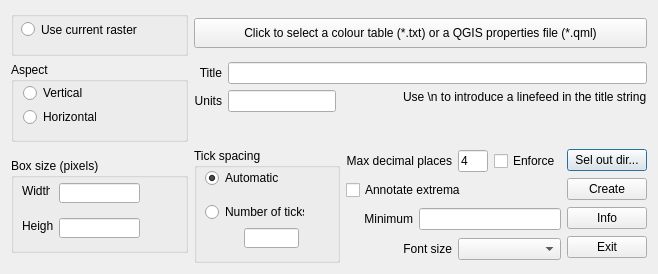
First picture: the form in dev/uiDLG.ui, repository BC-Consulting/bccscbar, before the edit.
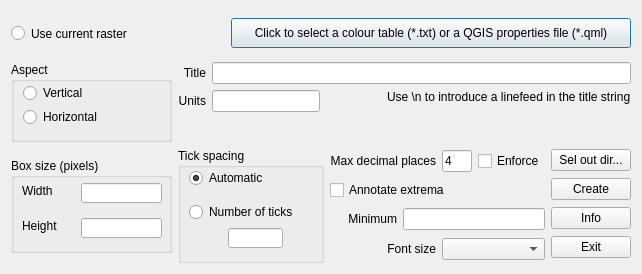
Second picture: the form after the edit. Icons and pictures are not drawn.

Patch:
```diff
--- a/dev/uiDLG.ui
+++ b/dev/uiDLG.ui
@@ -6,8 +6,8 @@
    <rect>
     <x>0</x>
     <y>0</y>
-    <width>631</width>
-    <height>270</height>
+    <width>615</width>
+    <height>272</height>
    </rect>
   </property>
   <property name="windowTitle">
@@ -17,83 +17,88 @@
    <iconset resource="resources.qrc">
     <normaloff>:/plugins/bccscbar/res/img/bccscbar.png</normaloff>:/plugins/bccscbar/res/img/bccscbar.png</iconset>
   </property>
-  <layout class="QGridLayout" name="gridLayout_3">
-   <item row="2" column="0">
-    <widget class="QGroupBox" name="groupBox_3">
-     <property name="sizePolicy">
-      <sizepolicy hsizetype="MinimumExpanding" vsizetype="Fixed">
-       <horstretch>0</horstretch>
-       <verstretch>0</verstretch>
-      </sizepolicy>
+  <layout class="QGridLayout" name="gridLayout_4">
+   <item row="0" column="0" colspan="4">
+    <layout class="QGridLayout" name="gridLayout_3">
+     <property name="verticalSpacing">
+      <number>6</number>
      </property>
-     <property name="minimumSize">
-      <size>
-       <width>0</width>
-       <height>95</height>
-      </size>
-     </property>
-     <property name="title">
-      <string>Box size (pixels)</string>
-     </property>
-     <widget class="QLabel" name="label_3">
-      <property name="geometry">
-       <rect>
-        <x>11</x>
-        <y>25</y>
-        <width>28</width>
-        <height>16</height>
-       </rect>
-      </property>
-      <property name="text">
-       <string>Width</string>
-      </property>
-     </widget>
-     <widget class="QLineEdit" name="txtW">
-      <property name="geometry">
-       <rect>
-        <x>48</x>
-        <y>25</y>
-        <width>81</width>
-        <height>20</height>
-       </rect>
-      </property>
-     </widget>
-     <widget class="QLabel" name="label_4">
-      <property name="geometry">
-       <rect>
-        <x>11</x>
-        <y>60</y>
-        <width>31</width>
-        <height>16</height>
-       </rect>
-      </property>
-      <property name="text">
-       <string>Height</string>
-      </property>
-     </widget>
-     <widget class="QLineEdit" name="txtH">
-      <property name="geometry">
-       <rect>
-        <x>48</x>
-        <y>60</y>
-        <width>81</width>
-        <height>20</height>
-       </rect>
-      </property>
-     </widget>
-    </widget>
+     <item row="0" column="0">
+      <widget class="QRadioButton" name="radUseCurrent">
+       <property name="minimumSize">
+        <size>
+         <width>160</width>
+         <height>45</height>
+        </size>
+       </property>
+       <property name="baseSize">
+        <size>
+         <width>160</width>
+         <height>45</height>
+        </size>
+       </property>
+       <property name="text">
+        <string>Use current raster</string>
+       </property>
+      </widget>
+     </item>
+     <item row="0" column="1">
+      <spacer name="horizontalSpacer_2">
+       <property name="orientation">
+        <enum>Qt::Horizontal</enum>
+       </property>
+       <property name="sizeHint" stdset="0">
+        <size>
+         <width>18</width>
+         <height>20</height>
+        </size>
+       </property>
+      </spacer>
+     </item>
+     <item row="0" column="2">
+      <widget class="QPushButton" name="btnEntry">
+       <property name="sizePolicy">
+        <sizepolicy hsizetype="Minimum" vsizetype="Preferred">
+         <horstretch>0</horstretch>
+         <verstretch>0</verstretch>
+        </sizepolicy>
+       </property>
+       <property name="minimumSize">
+        <size>
+         <width>400</width>
+         <height>30</height>
+        </size>
+       </property>
+       <property name="maximumSize">
+        <size>
+         <width>16777215</width>
+         <height>30</height>
+        </size>
+       </property>
+       <property name="baseSize">
+        <size>
+         <width>400</width>
+         <height>30</height>
+        </size>
+       </property>
+       <property name="text">
+        <string>Click to select a colour table (*.txt) or a QGIS properties file (*.qml)</string>
+       </property>
+      </widget>
+     </item>
+    </layout>
    </item>
    <item row="1" column="0">
     <widget class="QGroupBox" name="groupBox">
      <property name="sizePolicy">
-      <sizepolicy hsizetype="Preferred" vsizetype="Fixed">
+      <sizepolicy hsizetype="Minimum" vsizetype="Fixed">
        <horstretch>0</horstretch>
        <verstretch>0</verstretch>
       </sizepolicy>
      </property>
      <property name="minimumSize">
       <size>
-       <width>0</width>
+       <width>161</width>
        <height>80</height>
       </size>
      </property>
@@ -105,10 +110,16 @@
        <rect>
         <x>12</x>
         <y>22</y>
-        <width>59</width>
+        <width>131</width>
         <height>18</height>
        </rect>
       </property>
+      <property name="sizePolicy">
+       <sizepolicy hsizetype="Preferred" vsizetype="Preferred">
+        <horstretch>0</horstretch>
+        <verstretch>0</verstretch>
+       </sizepolicy>
+      </property>
       <property name="toolTip">
        <string>Create a vertical colour scale bar</string>
       </property>
@@ -121,10 +132,16 @@
        <rect>
         <x>12</x>
         <y>46</y>
-        <width>73</width>
+        <width>131</width>
         <height>18</height>
        </rect>
       </property>
+      <property name="sizePolicy">
+       <sizepolicy hsizetype="Preferred" vsizetype="Preferred">
+        <horstretch>0</horstretch>
+        <verstretch>0</verstretch>
+       </sizepolicy>
+      </property>
       <property name="toolTip">
        <string>Create a horizontal colour scale bar</string>
       </property>
@@ -134,114 +151,6 @@
      </widget>
     </widget>
    </item>
-   <item row="2" column="1">
-    <widget class="QGroupBox" name="groupBox_2">
-     <property name="sizePolicy">
-      <sizepolicy hsizetype="MinimumExpanding" vsizetype="Fixed">
-       <horstretch>0</horstretch>
-       <verstretch>0</verstretch>
-      </sizepolicy>
-     </property>
-     <property name="minimumSize">
-      <size>
-       <width>146</width>
-       <height>115</height>
-      </size>
-     </property>
-     <property name="title">
-      <string>Tick spacing</string>
-     </property>
-     <widget class="QRadioButton" name="radTick1">
-      <property name="geometry">
-       <rect>
-        <x>11</x>
-        <y>21</y>
-        <width>73</width>
-        <height>18</height>
-       </rect>
-      </property>
-      <property name="text">
-       <string>Automatic</string>
-      </property>
-      <property name="checked">
-       <bool>true</bool>
-      </property>
-     </widget>
-     <widget class="QRadioButton" name="RadTick2">
-      <property name="geometry">
-       <rect>
-        <x>11</x>
-        <y>55</y>
-        <width>99</width>
-        <height>18</height>
-       </rect>
-      </property>
-      <property name="text">
-       <string>Number of ticks</string>
-      </property>
-     </widget>
-     <widget class="QLineEdit" name="txtNbTicks">
-      <property name="geometry">
-       <rect>
-        <x>50</x>
-        <y>80</y>
-        <width>55</width>
-        <height>20</height>
-       </rect>
-      </property>
-      <property name="sizePolicy">
-       <sizepolicy hsizetype="Fixed" vsizetype="Fixed">
-        <horstretch>0</horstretch>
-        <verstretch>0</verstretch>
-       </sizepolicy>
-      </property>
-      <property name="minimumSize">
-       <size>
-        <width>55</width>
-        <height>0</height>
-       </size>
-      </property>
-      <property name="maximumSize">
-       <size>
-        <width>55</width>
-        <height>16777215</height>
-       </size>
-      </property>
-     </widget>
-    </widget>
-   </item>
-   <item row="2" column="3">
-    <layout class="QVBoxLayout" name="verticalLayout">
-     <item>
-      <widget class="QPushButton" name="btnOut">
-       <property name="text">
-        <string>Sel out dir...</string>
-       </property>
-      </widget>
-     </item>
-     <item>
-      <widget class="QPushButton" name="btnCreate">
-       <property name="text">
-        <string>Create</string>
-       </property>
-      </widget>
-     </item>
-     <item>
-      <widget class="QPushButton" name="btnInfo">
-       <property name="text">
-        <string>Info</string>
-       </property>
-      </widget>
-     </item>
-     <item>
-      <widget class="QPushButton" name="btnExit">
-       <property name="text">
-        <string>Exit</string>
-       </property>
-      </widget>
-     </item>
-    </layout>
-   </item>
    <item row="1" column="1" colspan="3">
     <layout class="QGridLayout" name="gridLayout">
      <item row="0" column="0">
@@ -308,6 +217,159 @@
      </item>
     </layout>
    </item>
+   <item row="2" column="0">
+    <widget class="QGroupBox" name="groupBox_3">
+     <property name="sizePolicy">
+      <sizepolicy hsizetype="MinimumExpanding" vsizetype="Fixed">
+       <horstretch>0</horstretch>
+       <verstretch>0</verstretch>
+      </sizepolicy>
+     </property>
+     <property name="minimumSize">
+      <size>
+       <width>0</width>
+       <height>95</height>
+      </size>
+     </property>
+     <property name="title">
+      <string>Box size (pixels)</string>
+     </property>
+     <widget class="QLabel" name="label_3">
+      <property name="geometry">
+       <rect>
+        <x>11</x>
+        <y>25</y>
+        <width>41</width>
+        <height>16</height>
+       </rect>
+      </property>
+      <property name="text">
+       <string>Width</string>
+      </property>
+     </widget>
+     <widget class="QLineEdit" name="txtW">
+      <property name="geometry">
+       <rect>
+        <x>70</x>
+        <y>25</y>
+        <width>81</width>
+        <height>20</height>
+       </rect>
+      </property>
+     </widget>
+     <widget class="QLabel" name="label_4">
+      <property name="geometry">
+       <rect>
+        <x>11</x>
+        <y>60</y>
+        <width>41</width>
+        <height>16</height>
+       </rect>
+      </property>
+      <property name="text">
+       <string>Height</string>
+      </property>
+     </widget>
+     <widget class="QLineEdit" name="txtH">
+      <property name="geometry">
+       <rect>
+        <x>70</x>
+        <y>60</y>
+        <width>81</width>
+        <height>20</height>
+       </rect>
+      </property>
+     </widget>
+    </widget>
+   </item>
+   <item row="2" column="1">
+    <widget class="QGroupBox" name="groupBox_2">
+     <property name="sizePolicy">
+      <sizepolicy hsizetype="MinimumExpanding" vsizetype="Fixed">
+       <horstretch>0</horstretch>
+       <verstretch>0</verstretch>
+      </sizepolicy>
+     </property>
+     <property name="minimumSize">
+      <size>
+       <width>146</width>
+       <height>115</height>
+      </size>
+     </property>
+     <property name="title">
+      <string>Tick spacing</string>
+     </property>
+     <widget class="QRadioButton" name="radTick1">
+      <property name="geometry">
+       <rect>
+        <x>11</x>
+        <y>21</y>
+        <width>121</width>
+        <height>18</height>
+       </rect>
+      </property>
+      <property name="sizePolicy">
+       <sizepolicy hsizetype="Preferred" vsizetype="Preferred">
+        <horstretch>0</horstretch>
+        <verstretch>0</verstretch>
+       </sizepolicy>
+      </property>
+      <property name="text">
+       <string>Automatic</string>
+      </property>
+      <property name="checked">
+       <bool>true</bool>
+      </property>
+     </widget>
+     <widget class="QRadioButton" name="RadTick2">
+      <property name="geometry">
+       <rect>
+        <x>11</x>
+        <y>55</y>
+        <width>121</width>
+        <height>18</height>
+       </rect>
+      </property>
+      <property name="sizePolicy">
+       <sizepolicy hsizetype="Preferred" vsizetype="Preferred">
+        <horstretch>0</horstretch>
+        <verstretch>0</verstretch>
+       </sizepolicy>
+      </property>
+      <property name="text">
+       <string>Number of ticks</string>
+      </property>
+     </widget>
+     <widget class="QLineEdit" name="txtNbTicks">
+      <property name="geometry">
+       <rect>
+        <x>50</x>
+        <y>80</y>
+        <width>55</width>
+        <height>20</height>
+       </rect>
+      </property>
+      <property name="sizePolicy">
+       <sizepolicy hsizetype="Fixed" vsizetype="Fixed">
+        <horstretch>0</horstretch>
+        <verstretch>0</verstretch>
+       </sizepolicy>
+      </property>
+      <property name="minimumSize">
+       <size>
+        <width>55</width>
+        <height>0</height>
+       </size>
+      </property>
+      <property name="maximumSize">
+       <size>
+        <width>55</width>
+        <height>16777215</height>
+       </size>
+      </property>
+     </widget>
+    </widget>
+   </item>
    <item row="2" column="2">
     <layout class="QGridLayout" name="gridLayout_2">
      <item row="0" column="0" colspan="3">
@@ -387,56 +449,37 @@
      </item>
     </layout>
    </item>
-   <item row="0" column="1" colspan="3">
-    <widget class="QPushButton" name="btnEntry">
-     <property name="minimumSize">
-      <size>
-       <width>0</width>
-       <height>30</height>
-      </size>
-     </property>
-     <property name="maximumSize">
-      <size>
-       <width>16777215</width>
-       <height>30</height>
-      </size>
-     </property>
-     <property name="text">
-      <string>Click to select a colour table (*.txt) or a QGIS properties file (*.qml)</string>
-     </property>
-    </widget>
-   </item>
-   <item row="0" column="0">
-    <widget class="QGroupBox" name="groupBox_4">
-     <property name="sizePolicy">
-      <sizepolicy hsizetype="Minimum" vsizetype="Fixed">
-       <horstretch>0</horstretch>
-       <verstretch>0</verstretch>
-      </sizepolicy>
-     </property>
-     <property name="minimumSize">
-      <size>
-       <width>177</width>
-       <height>45</height>
-      </size>
-     </property>
-     <property name="title">
-      <string/>
-     </property>
-     <widget class="QRadioButton" name="radUseCurrent">
-      <property name="geometry">
-       <rect>
-        <x>10</x>
-        <y>10</y>
-        <width>131</width>
-        <height>17</height>
-       </rect>
-      </property>
-      <property name="text">
-       <string>Use current raster</string>
-      </property>
-     </widget>
-    </widget>
+   <item row="2" column="3">
+    <layout class="QVBoxLayout" name="verticalLayout">
+     <item>
+      <widget class="QPushButton" name="btnOut">
+       <property name="text">
+        <string>Sel out dir...</string>
+       </property>
+      </widget>
+     </item>
+     <item>
+      <widget class="QPushButton" name="btnCreate">
+       <property name="text">
+        <string>Create</string>
+       </property>
+      </widget>
+     </item>
+     <item>
+      <widget class="QPushButton" name="btnInfo">
+       <property name="text">
+        <string>Info</string>
+       </property>
+      </widget>
+     </item>
+     <item>
+      <widget class="QPushButton" name="btnExit">
+       <property name="text">
+        <string>Exit</string>
+       </property>
+      </widget>
+     </item>
+    </layout>
    </item>
   </layout>
  </widget>
```
Left out of the diff: 1 changed line with no effect on the pictures.
